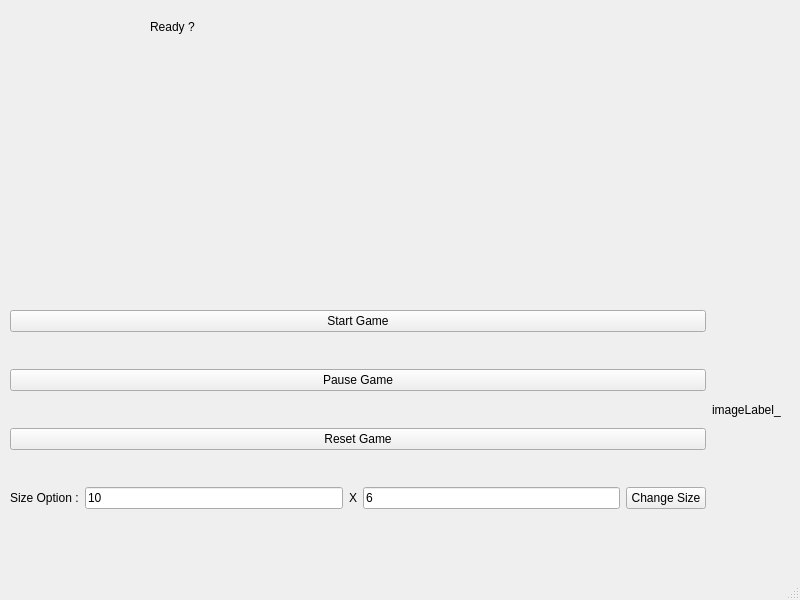
Old version of the form ApplicationLabyrinthe/Labyrinthe/mainwindow.ui in the repository SamuelTauleigne/LabyrinthProject.
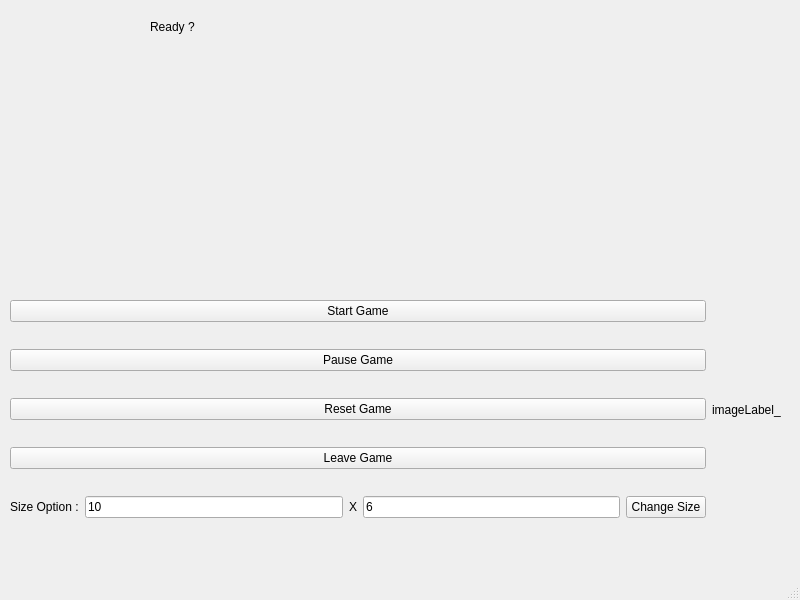
New version of the form.

Commit message: [FEA] GUI : Add Leave Game Button

Diff of the .ui file:
```diff
--- a/ApplicationLabyrinthe/Labyrinthe/mainwindow.ui
+++ b/ApplicationLabyrinthe/Labyrinthe/mainwindow.ui
@@ -79,6 +79,13 @@
            </property>
           </widget>
          </item>
+         <item>
+          <widget class="QPushButton" name="leavePushButton">
+           <property name="text">
+            <string>Leave Game</string>
+           </property>
+          </widget>
+         </item>
          <item>
           <layout class="QHBoxLayout" name="sizeOptionLayout">
            <item>
```
The commit also changes 2 other files.
